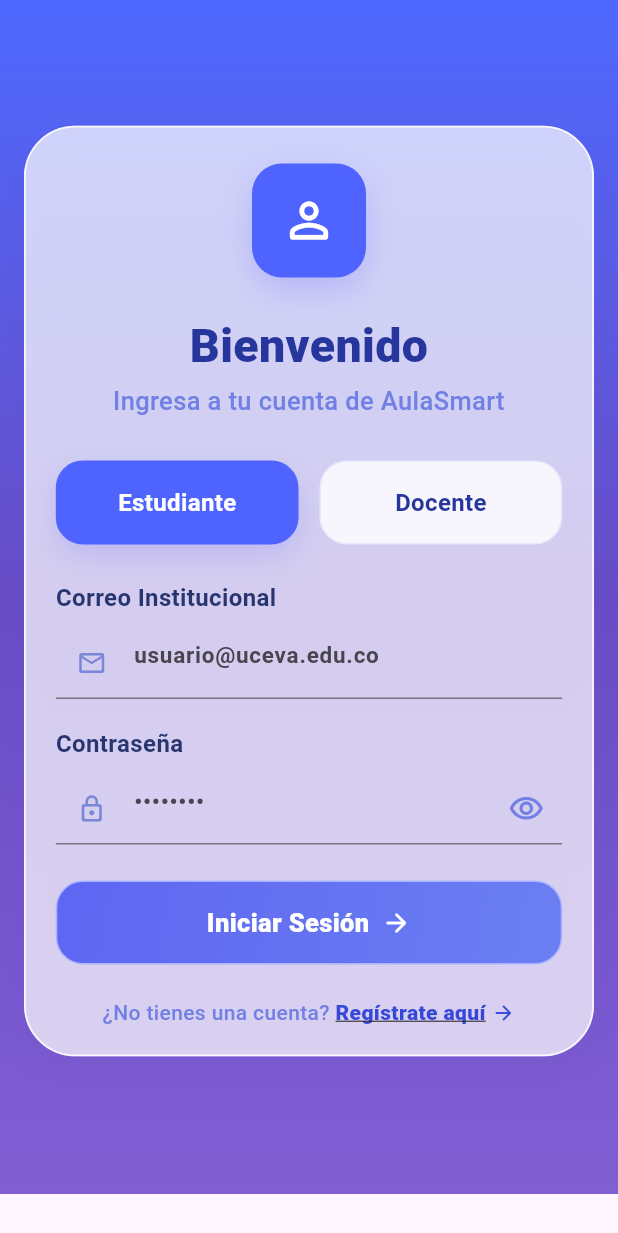
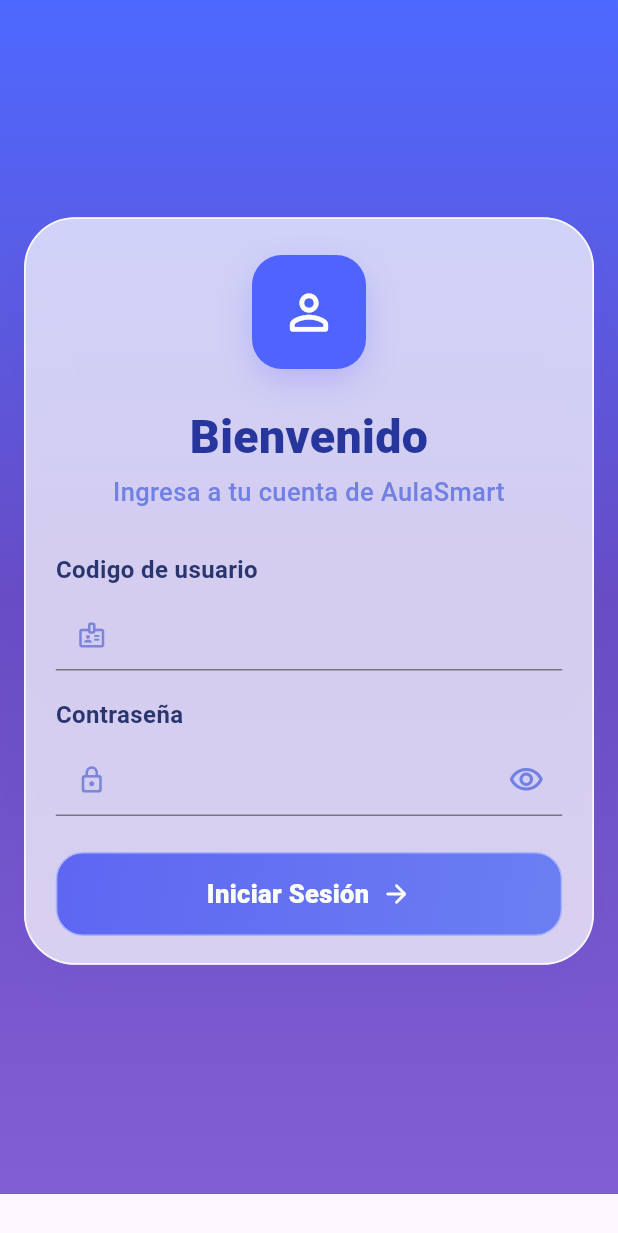
Before and after one commit to JSebasAM/AulaSmart-Front-end, a Flutter app: the screen it shows after launch, on a phone screen of 412 x 824 dp. Shown: the top 1233 px of the screen. Run offline on Flutter 3.47's test engine with Material 3 defaults, Android fonts, the light colour scheme and no system bars.

Commit message:
feat!: cambios en la estructura de login y eliminación de la opción para registrarse

```diff
--- a/lib/main.dart
+++ b/lib/main.dart
@@ -4,7 +4,6 @@
 import 'package:aulasmart_front_end/themes/app_theme.dart';
 import 'package:aulasmart_front_end/views/app_shell_view.dart';
 import 'package:aulasmart_front_end/views/login_view.dart';
-import 'package:aulasmart_front_end/views/register_view.dart';
 
 void main() {
   runApp(const MyApp());
@@ -24,7 +23,6 @@
       initialRoute: AppRoutes.login,
       routes: {
         AppRoutes.login: (_) => const LoginView(),
-        AppRoutes.register: (_) => const RegisterView(),
         AppRoutes.app: (_) => const AppShellView(),
       },
     );
--- a/lib/models/user.dart
+++ b/lib/models/user.dart
@@ -1,9 +1,16 @@
 class User {
-  final String email;
+  final String codigo;
   final String password;
 
   const User({
-    required this.email,
+    required this.codigo,
     required this.password,
   });
+
+  Map<String, dynamic> toJson() {
+    return <String, dynamic>{
+      'codigo': codigo,
+      'password': password,
+    };
+  }
 }
--- a/lib/routes/app_routes.dart
+++ b/lib/routes/app_routes.dart
@@ -1,5 +1,4 @@
 class AppRoutes {
   static const String login = '/login';
-  static const String register = '/register';
   static const String app = '/app';
 }
--- a/lib/services/auth_service.dart
+++ b/lib/services/auth_service.dart
@@ -2,9 +2,40 @@
 
 import 'package:aulasmart_front_end/models/user.dart';
 
+class LoginResult {
+  final bool success;
+  final String message;
+
+  const LoginResult({
+    required this.success,
+    required this.message,
+  });
+}
+
 class AuthService {
-  Future<bool> login(User user) async {
-    await Future<void>.delayed(const Duration(milliseconds: 700));
-    return true;
+  Future<LoginResult> login(User user) async {
+    try {
+      // TODO: Reemplazar por POST real al backend.
+      // Endpoint sugerido: /api/auth/login
+      // Payload esperado: user.toJson() -> {codigo, password}
+      await Future<void>.delayed(const Duration(milliseconds: 700));
+
+      if (user.codigo.trim().isEmpty || user.password.trim().isEmpty) {
+        return const LoginResult(
+          success: false,
+          message: 'Codigo de usuario y contraseña son obligatorios.',
+        );
+      }
+
+      return const LoginResult(
+        success: true,
+        message: 'Estructura de login lista para integrar backend.',
+      );
+    } catch (_) {
+      return const LoginResult(
+        success: false,
+        message: 'No fue posible iniciar sesion.',
+      );
+    }
   }
 }
--- a/lib/views/login_view.dart
+++ b/lib/views/login_view.dart
@@ -14,34 +14,58 @@
 }
 
 class _LoginViewState extends State<LoginView> {
-  final _emailController = TextEditingController();
+  final _codigoController = TextEditingController();
   final _passwordController = TextEditingController();
   final _authService = AuthService();
 
-  bool _isStudent = true;
   bool _hidePassword = true;
   bool _loading = false;
 
   @override
   void dispose() {
-    _emailController.dispose();
+    _codigoController.dispose();
     _passwordController.dispose();
     super.dispose();
   }
 
   Future<void> _enterApp() async {
+    final codigo = _codigoController.text.trim();
+    final password = _passwordController.text.trim();
+
+    if (codigo.isEmpty || password.isEmpty) {
+      _showMessage('Codigo de usuario y contraseña son obligatorios.');
+      return;
+    }
+
     setState(() => _loading = true);
-    await _authService.login(
+    final result = await _authService.login(
       User(
-        email: _emailController.text.trim(),
-        password: _passwordController.text.trim(),
+        codigo: codigo,
+        password: password,
       ),
     );
 
     if (!mounted) return;
 
     setState(() => _loading = false);
+    if (!result.success) {
+      _showMessage(result.message);
+      return;
+    }
+
+    _showMessage(result.message, isError: false);
     Navigator.pushReplacementNamed(context, AppRoutes.app);
+  }
+
+  void _showMessage(String message, {bool isError = true}) {
+    ScaffoldMessenger.of(context)
+      ..hideCurrentSnackBar()
+      ..showSnackBar(
+        SnackBar(
+          content: Text(message),
+          backgroundColor: isError ? Colors.redAccent : AppColors.primaryDark,
+        ),
+      );
   }
 
   @override
@@ -116,36 +140,16 @@
                         ),
                       ),
                       const SizedBox(height: 30),
-                      Row(
-                        children: [
-                          Expanded(
-                            child: _RoleButton(
-                              label: 'Estudiante',
-                              selected: _isStudent,
-                              onTap: () => setState(() => _isStudent = true),
-                            ),
-                          ),
-                          const SizedBox(width: 14),
-                          Expanded(
-                            child: _RoleButton(
-                              label: 'Docente',
-                              selected: !_isStudent,
-                              onTap: () => setState(() => _isStudent = false),
-                            ),
-                          ),
-                        ],
-                      ),
-                      const SizedBox(height: 24),
                       AuthTextField(
-                        label: 'Correo Institucional',
-                        hintText: 'usuario@uceva.edu.co',
-                        controller: _emailController,
-                        icon: Icons.email_outlined,
+                        label: 'Codigo de usuario',
+                        hintText: '',
+                        controller: _codigoController,
+                        icon: Icons.badge_outlined,
                       ),
                       const SizedBox(height: 18),
                       AuthTextField(
                         label: 'Contraseña',
-                        hintText: '••••••••',
+                        hintText: '',
                         controller: _passwordController,
                         icon: Icons.lock_outline_rounded,
                         obscureText: _hidePassword,
@@ -170,35 +174,6 @@
                           label: 'Iniciar Sesión',
                           onPressed: _enterApp,
                         ),
-                      const SizedBox(height: 22),
-                      Wrap(
-                        alignment: WrapAlignment.center,
-                        crossAxisAlignment: WrapCrossAlignment.center,
-                        children: [
-                          const Text(
-                            '¿No tienes una cuenta? ',
-                            style: TextStyle(
-                              color: AppColors.textSecondary,
-                              fontSize: 14,
-                              fontWeight: FontWeight.w500,
-                            ),
-                          ),
-                          GestureDetector(
-                            onTap: () => Navigator.pushNamed(context, AppRoutes.register),
-                            child: const Text(
-                              'Regístrate aquí',
-                              style: TextStyle(
-                                color: AppColors.primaryDark,
-                                fontSize: 14,
-                                fontWeight: FontWeight.w800,
-                                decoration: TextDecoration.underline,
-                              ),
-                            ),
-                          ),
-                          const SizedBox(width: 4),
-                          const Icon(Icons.arrow_forward_rounded, color: AppColors.primaryDark, size: 16),
-                        ],
-                      ),
                     ],
                   ),
                 ),
@@ -210,53 +185,3 @@
     );
   }
 }
-
-class _RoleButton extends StatelessWidget {
-  final String label;
-  final bool selected;
-  final VoidCallback onTap;
-
-  const _RoleButton({
-    required this.label,
-    required this.selected,
-    required this.onTap,
-  });
-
-  @override
-  Widget build(BuildContext context) {
-    return InkWell(
-      onTap: onTap,
-      borderRadius: BorderRadius.circular(18),
-      child: AnimatedContainer(
-        duration: const Duration(milliseconds: 180),
-        height: 56,
-        decoration: BoxDecoration(
-          color: selected ? AppColors.primary : Colors.white.withValues(alpha: 0.82),
-          borderRadius: BorderRadius.circular(18),
-          border: Border.all(
-            color: selected ? AppColors.primary : const Color(0xFFE5E9FB),
-            width: 1.0,
-          ),
-          boxShadow: selected
-              ? const [
-                  BoxShadow(
-                    color: Color(0x33666CF6),
-                    blurRadius: 16,
-                    offset: Offset(0, 8),
-                  ),
-                ]
-              : const [],
-        ),
-        alignment: Alignment.center,
-        child: Text(
-          label,
-          style: TextStyle(
-            color: selected ? Colors.white : AppColors.textPrimary,
-            fontSize: 16,
-            fontWeight: FontWeight.w700,
-          ),
-        ),
-      ),
-    );
-  }
-}
```
Also changed, not shown: lib/views/register_view.dart (deleted, +0 -271 lines).
